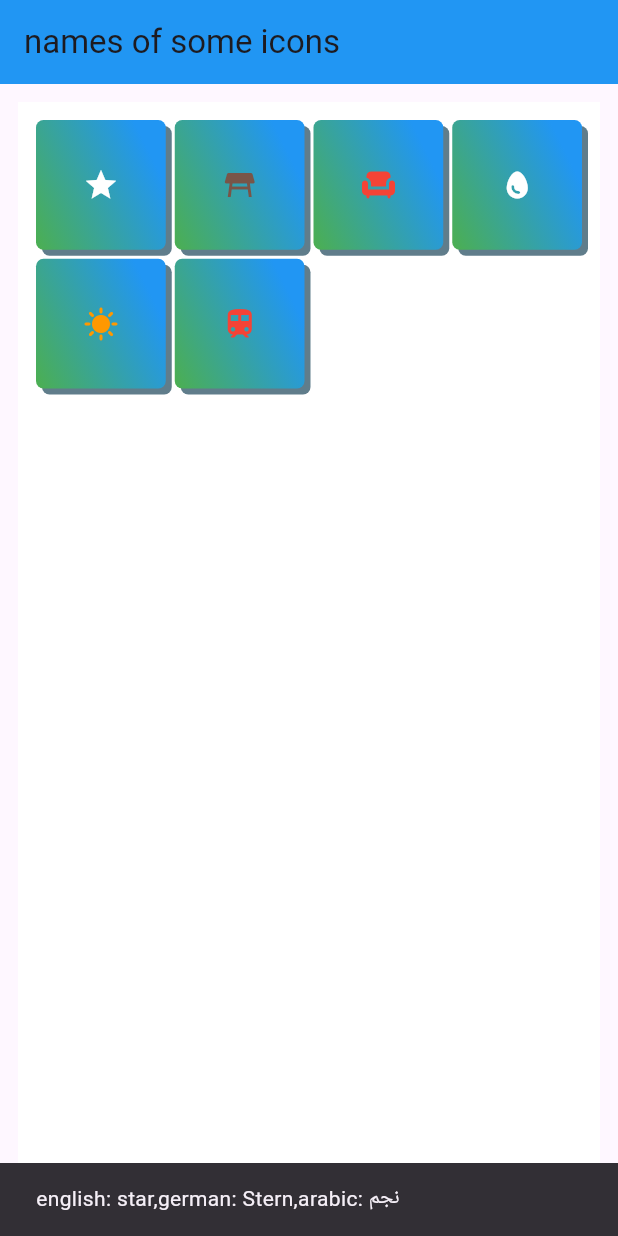
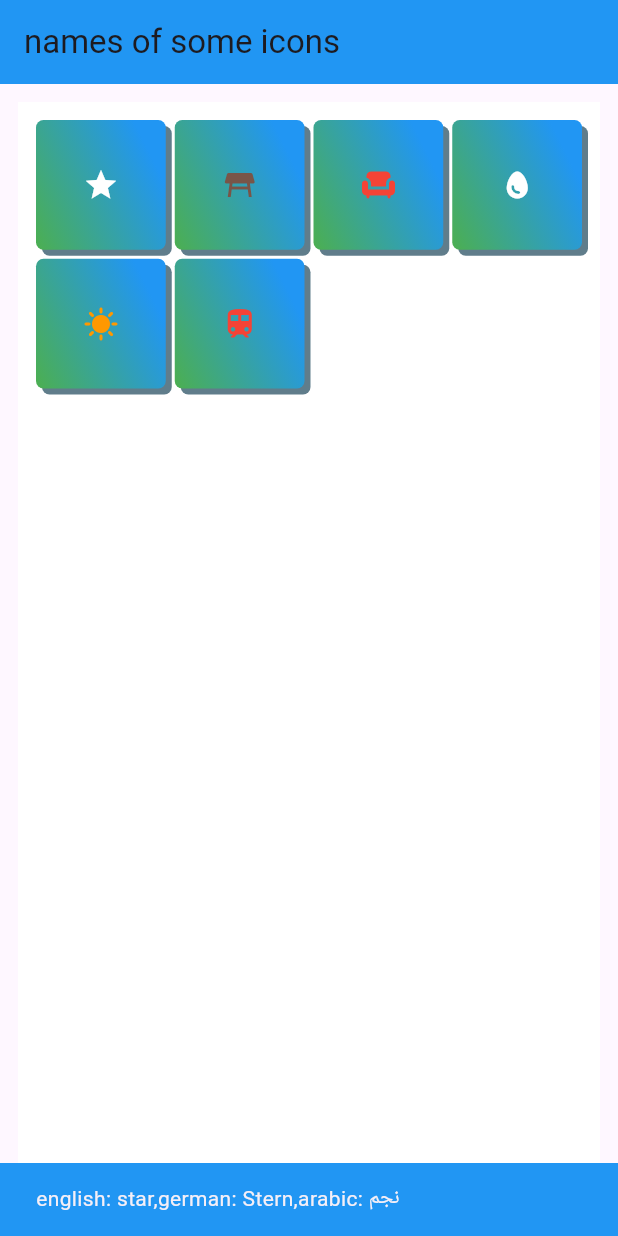
Before and after one commit to UniteacherDrRaed/example_gridview, a Flutter app: the screen it shows after launch, after a tap on the "star" icon, on a phone screen of 412 x 824 dp. Run offline on Flutter 3.47's test engine with Material 2 defaults, Android fonts, the light colour scheme and no system bars.

Commit message:
this is an example of using GridView

```diff
--- a/lib/pagegridview.dart
+++ b/lib/pagegridview.dart
@@ -33,7 +33,11 @@ class _PageGridViewappState extends State<PageGridViewapp> {
           onTap: ()
           {
             ScaffoldMessenger.of(context).showSnackBar(
-              SnackBar(content: Text(namesoficons[index].toString()))
+              SnackBar(
+                content: Text(namesoficons[index].toString()),
+                backgroundColor: Colors.blue,
+                duration:const Duration(seconds: 1),
+                )
             );
           },
           child: Container(
```
Also changed, not shown: lib/wrodclass.dart (+5 -5 lines).
